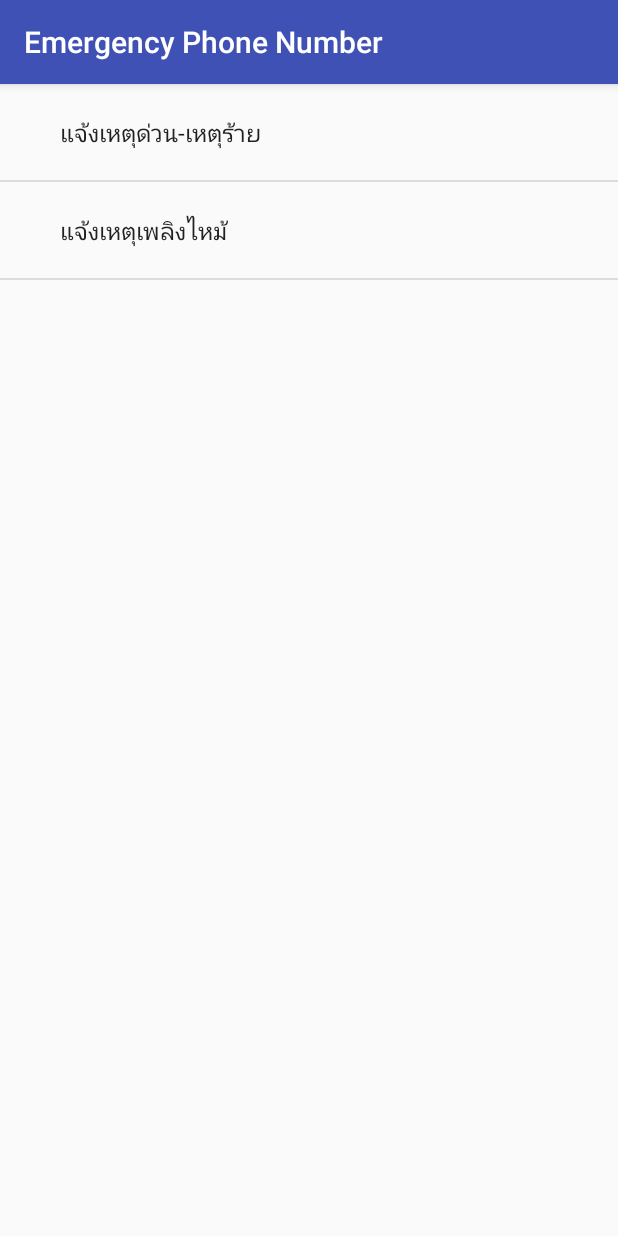
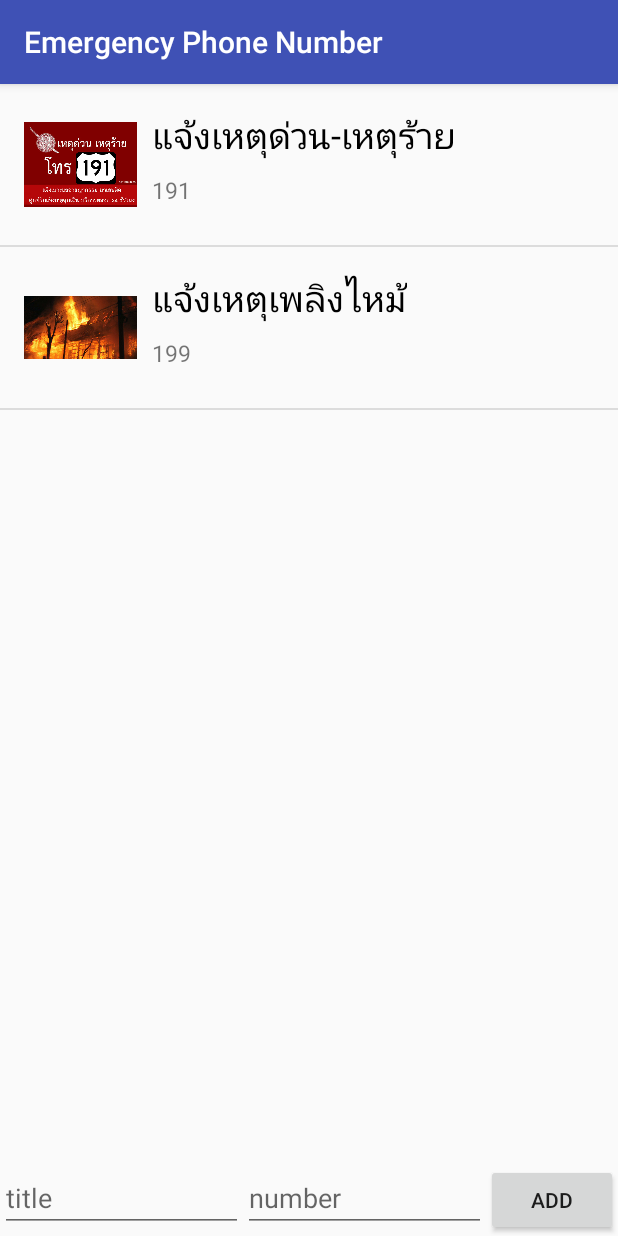
Before and after one commit to Neztar/EmergencyPhoneNumber, an Android app: the screen it shows after launch (MainActivity), on a phone screen of 412 x 824 dp. Run offline under Robolectric (Android 15) with nearby library versions, the phone set to English and light mode, and no system bars.

Commit message:
commit naja

```diff
--- a/app/src/main/java/a07580542/emergencyphonenumber/MainActivity.java
+++ b/app/src/main/java/a07580542/emergencyphonenumber/MainActivity.java
@@ -1,14 +1,23 @@
 package a07580542.emergencyphonenumber;
 
+import android.content.ContentValues;
+import android.content.Intent;
 import android.database.Cursor;
 import android.database.sqlite.SQLiteDatabase;
+import android.net.Uri;
 import android.support.v7.app.AppCompatActivity;
 import android.os.Bundle;
+import android.view.View;
+import android.widget.Adapter;
+import android.widget.AdapterView;
 import android.widget.ArrayAdapter;
+import android.widget.Button;
+import android.widget.EditText;
 import android.widget.ListView;
 
 import java.util.ArrayList;
 
+import a07580542.emergencyphonenumber.adapter.PhoneListAdapter;
 import a07580542.emergencyphonenumber.db.PhonedbHelper;
 import a07580542.emergencyphonenumber.model.PhoneItem;
 
@@ -17,6 +26,7 @@ public class MainActivity extends AppCompatActivity {
     private PhonedbHelper pdbh;
     private SQLiteDatabase sqldb;
     private ArrayList<PhoneItem> phoneitemslist = new ArrayList<>();
+    private PhoneListAdapter adapter;
     @Override
     protected void onCreate(Bundle savedInstanceState) {
         super.onCreate(savedInstanceState);
@@ -25,8 +35,47 @@ public class MainActivity extends AppCompatActivity {
         pdbh = new PhonedbHelper(this);
         sqldb = pdbh.getReadableDatabase();
 
+        loadDatafromDB();
+        adapter = new PhoneListAdapter(this,R.layout.item,phoneitemslist);
+        ListView lv = findViewById(R.id.listview);
+        lv.setAdapter(adapter);
+
+        lv.setOnItemClickListener(new AdapterView.OnItemClickListener() {
+            @Override
+            public void onItemClick(AdapterView<?> adapterView, View view, int position, long l) {
+                PhoneItem item = phoneitemslist.get(position);
+                String phone_number = item.number;
+
+                Intent intent = new Intent(Intent.ACTION_DIAL);
+                intent.setData(Uri.parse("tel : "+phone_number));
+                startActivity(intent);
+            }
+        });
+        Button insert_b = findViewById(R.id.insert_button);
+        insert_b.setOnClickListener(new View.OnClickListener() {
+            @Override
+            public void onClick(View view) {
+                EditText phone_title = findViewById(R.id.phone_title_edittext);
+                EditText phone_number = findViewById(R.id.phone_number_edittext);
+                //เพิ่มตรวจสอบ input
+                String phonetitle = phone_title.getText().toString();
+                String phonenumber = phone_number.getText().toString();
+
+                ContentValues cv = new ContentValues();
+                cv.put(PhonedbHelper.getCol_title(),phonetitle);
+                cv.put(PhonedbHelper.getCol_number(),phonenumber);
+                cv.put(PhonedbHelper.getCol_picture(),"ic_launcher.png");
+                sqldb.insert(PhonedbHelper.getTb_name(),null,cv);
+                loadDatafromDB();
+                adapter.notifyDataSetChanged();
+            }
+        });
+
+    }//End OnCreate
+
+    private void loadDatafromDB() {
         Cursor cursor = sqldb.query(PhonedbHelper.getTb_name(),null,null,null,null,null,null);
-
+        phoneitemslist.clear();
         while(cursor.moveToNext()){
             String title = cursor.getString(cursor.getColumnIndex(PhonedbHelper.getCol_title()));
             String number = cursor.getString(cursor.getColumnIndex(PhonedbHelper.getCol_number()));
@@ -35,8 +84,5 @@ public class MainActivity extends AppCompatActivity {
             PhoneItem item = new PhoneItem(id,title,number,picture);
             phoneitemslist.add(item);
         }
-        ArrayAdapter adapter = new ArrayAdapter(this,android.R.layout.simple_expandable_list_item_1,phoneitemslist);
-        ListView lv = findViewById(R.id.listview);
-        lv.setAdapter(adapter);
     }
-}
+}//End Main
--- /dev/null
+++ b/app/src/main/java/a07580542/emergencyphonenumber/adapter/PhoneListAdapter.java
@@ -0,0 +1,62 @@
+package a07580542.emergencyphonenumber.adapter;
+
+import android.content.Context;
+import android.content.res.AssetManager;
+import android.graphics.drawable.Drawable;
+import android.support.annotation.NonNull;
+import android.support.annotation.Nullable;
+import android.view.LayoutInflater;
+import android.view.View;
+import android.view.ViewGroup;
+import android.widget.ArrayAdapter;
+import android.widget.ImageView;
+import android.widget.TextView;
+
+import java.io.IOException;
+import java.io.InputStream;
+import java.lang.reflect.Array;
+import java.util.ArrayList;
+import java.util.List;
+
+import a07580542.emergencyphonenumber.R;
+import a07580542.emergencyphonenumber.model.PhoneItem;
+
+/**
+ * Created by Dream on 26/11/2560.
+ */
+
+public class PhoneListAdapter extends ArrayAdapter<PhoneItem> {
+
+    private Context context;
+    private int layoutresid;
+    private ArrayList<PhoneItem> phoneitemslist;
+
+    public PhoneListAdapter(@NonNull Context context, int layoutresid, @NonNull ArrayList<PhoneItem> phoneitemslist) {
+        super(context, layoutresid, phoneitemslist);
+        this.context=context;
+        this.layoutresid=layoutresid;
+        this.phoneitemslist=phoneitemslist;
+    }
+
+    @NonNull
+    @Override
+    public View getView(int position, @Nullable View convertView, @NonNull ViewGroup parent) {
+        LayoutInflater inflater = LayoutInflater.from(context);
+        View itemlayout = inflater.inflate(layoutresid,null);
+        PhoneItem item = phoneitemslist.get(position);
+        ImageView phoneiv = itemlayout.findViewById(R.id.phoneimageview);
+        TextView phonetitletv = itemlayout.findViewById(R.id.titletextview);
+        TextView phonenumbertv = itemlayout.findViewById(R.id.phonenumbertextview);
+        phonetitletv.setText(item.title);
+        phonenumbertv.setText(item.number);
+        AssetManager asset = context.getAssets();
+        try {
+            InputStream ip = asset.open(item.picture);
+            Drawable drawble = Drawable.createFromStream(ip,null);
+            phoneiv.setImageDrawable(drawble);
+        } catch (IOException e) {
+            e.printStackTrace();
+        }
+        return itemlayout;
+    }
+}
--- a/app/src/main/java/a07580542/emergencyphonenumber/db/PhonedbHelper.java
+++ b/app/src/main/java/a07580542/emergencyphonenumber/db/PhonedbHelper.java
@@ -12,7 +12,7 @@ import android.database.sqlite.SQLiteOpenHelper;
 
 public class PhonedbHelper extends SQLiteOpenHelper{
     private static final String db_name="phone.db";
-    private static final int db_ver=1;
+    private static final int db_ver=2;
 
     public static String getTb_name() {
         return tb_name;
@@ -72,6 +72,7 @@ public class PhonedbHelper extends SQLiteOpenHelper{
 
     @Override
     public void onUpgrade(SQLiteDatabase db, int old_version, int new_version) {
-
+        db.execSQL("drop table if exists "+ getTb_name());
+        onCreate(db);
     }
 }
--- a/app/src/main/res/layout/activity_main.xml
+++ b/app/src/main/res/layout/activity_main.xml
@@ -11,8 +11,36 @@
         android:id="@+id/listview"
         android:layout_width="match_parent"
         android:layout_height="match_parent"
+        android:layout_above="@+id/insertlayout"
         android:layout_alignParentLeft="true"
-        android:layout_alignParentRight="true"
-        android:layout_alignParentTop="true"
-        android:layout_alignParentBottom="true"/>
+        android:layout_alignParentStart="true"
+        android:layout_alignParentTop="true" />
+    <LinearLayout
+        android:id="@+id/insertlayout"
+        android:layout_width="match_parent"
+        android:layout_height="wrap_content"
+        android:orientation="horizontal"
+        android:layout_alignParentBottom="true">
+        <EditText
+            android:id="@+id/phone_title_edittext"
+            android:layout_width="0dp"
+            android:layout_height="wrap_content"
+            android:layout_weight="1"
+            android:hint="title"
+            android:inputType="text"
+            android:ems="10"/>
+        <EditText
+            android:id="@+id/phone_number_edittext"
+            android:layout_width="0dp"
+            android:layout_height="wrap_content"
+            android:layout_weight="1"
+            android:hint="number"
+            android:inputType="text"
+            android:ems="10"/>
+        <Button
+            android:id="@+id/insert_button"
+            android:layout_width="wrap_content"
+            android:layout_height="wrap_content"
+            android:text="Add"/>
+    </LinearLayout>
 </RelativeLayout>
--- /dev/null
+++ b/app/src/main/res/layout/item.xml
@@ -0,0 +1,37 @@
+<?xml version="1.0" encoding="utf-8"?>
+<RelativeLayout
+    xmlns:android="http://schemas.android.com/apk/res/android"
+    xmlns:app="http://schemas.android.com/apk/res-auto"
+    xmlns:tools="http://schemas.android.com/tools"
+    android:layout_width="match_parent"
+    android:layout_height="match_parent"
+    android:padding="16dp">
+
+    <ImageView
+        android:id="@+id/phoneimageview"
+        android:layout_width="75dp"
+        android:layout_height="75dp"
+        app:srcCompat="@mipmap/ic_launcher"
+        android:layout_marginRight="10dp"/>
+
+    <TextView
+        android:id="@+id/titletextview"
+        android:layout_width="wrap_content"
+        android:layout_height="wrap_content"
+        android:layout_alignParentTop="true"
+        android:layout_toRightOf="@id/phoneimageview"
+        android:text="TextView"
+        android:textSize="24dp"
+        android:textColor="#000000"/>
+
+    <TextView
+        android:id="@+id/phonenumbertextview"
+        android:layout_width="wrap_content"
+        android:layout_height="wrap_content"
+        android:layout_alignBottom="@+id/phoneimageview"
+        android:layout_below="@id/titletextview"
+        android:layout_toRightOf="@id/phoneimageview"
+        android:text="TextView"
+        android:textSize="15dp"
+        android:gravity="center"/>
+</RelativeLayout>
```
